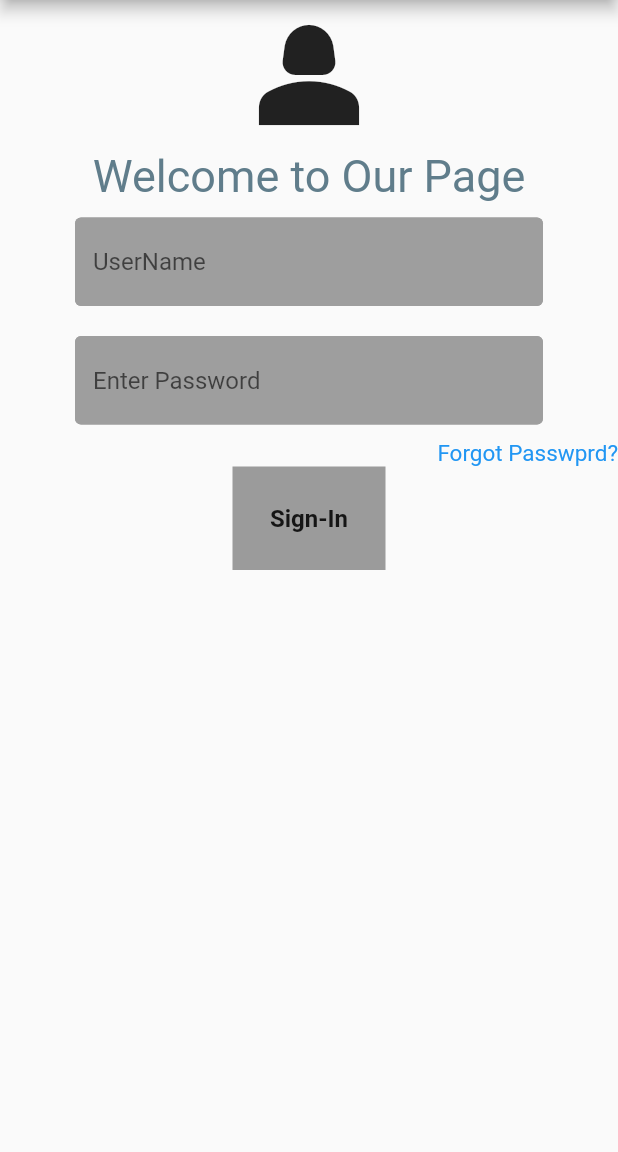
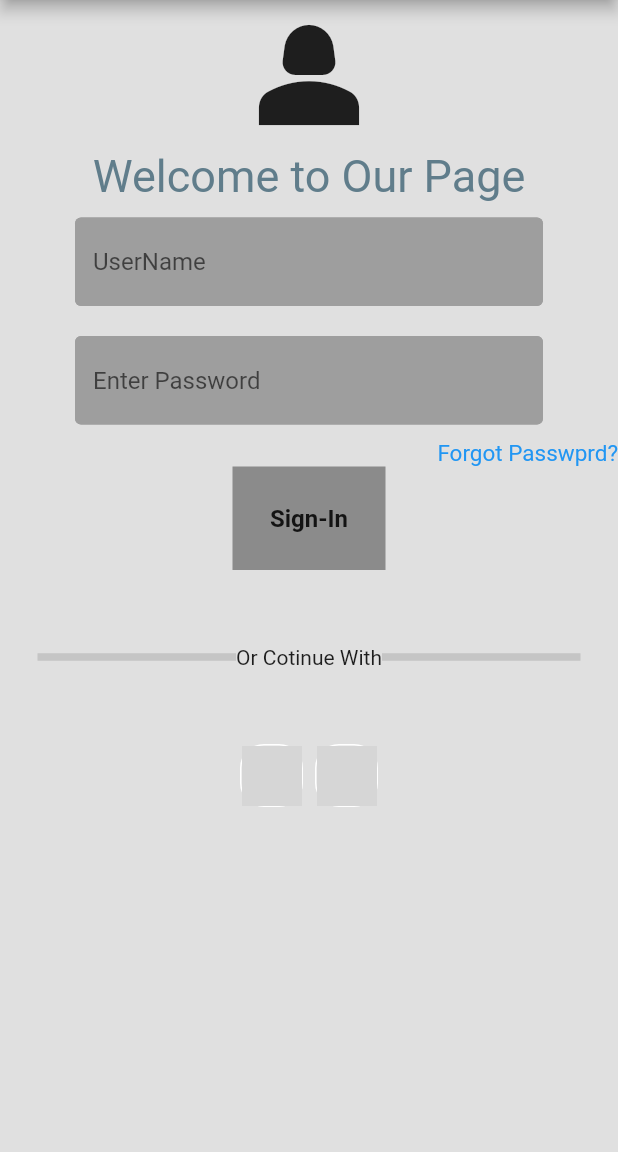
Before and after one commit to mumah-code/Login_UI, a Flutter app: the screen it shows after launch, on a phone screen of 412 x 824 dp, the part 84-1236 px from its top. Run offline on Flutter 3.47's test engine with Material 2 defaults, Android fonts, the phone set to English and light mode, and no system bars; grey boxes are pictures that could not be loaded.

Commit message:
additional log in

```diff
--- a/lib/main.dart
+++ b/lib/main.dart
@@ -1,6 +1,7 @@
 import 'package:flutter/material.dart';
 import 'package:login/components/form_field.dart';
 import 'package:login/components/button.dart';
+import 'package:login/components/square_tile.dart';
 
 void main() => runApp(const MyApp());
 
@@ -33,6 +34,7 @@ class MyHomePage extends StatelessWidget {
   @override
   Widget build(BuildContext context) {
     return Scaffold(
+      backgroundColor: Colors.grey[300],
       appBar: AppBar(
         // The title text which will be shown on the action bar
         title: Text(title),
@@ -86,6 +88,36 @@ class MyHomePage extends StatelessWidget {
                 ],
               ),
               Button(),
+              // or continue with
+              const SizedBox(height: 50),
+              Padding(
+                padding: const EdgeInsets.symmetric(horizontal: 25.0),
+                child: Row(
+                  children: [
+                    Expanded(
+                      child: Divider(
+                        thickness: 5,
+                      ),
+                    ),
+                    Text('Or Cotinue With'),
+                    Expanded(
+                      child: Divider(
+                        thickness: 5,
+                      ),
+                    ),
+                  ],
+                ),
+              ),
+              // google or facebook sign-in
+              const SizedBox(height: 50.0),
+              Row(
+                mainAxisAlignment: MainAxisAlignment.center,
+                children: [
+                  Square(imagePath: 'lib/images/download_google.png'),
+                  const SizedBox(width: 8.0),
+                  Square(imagePath: 'lib/images/download_facebook.png'),
+                ],
+              ),
             ],
           ),
         ),
```
